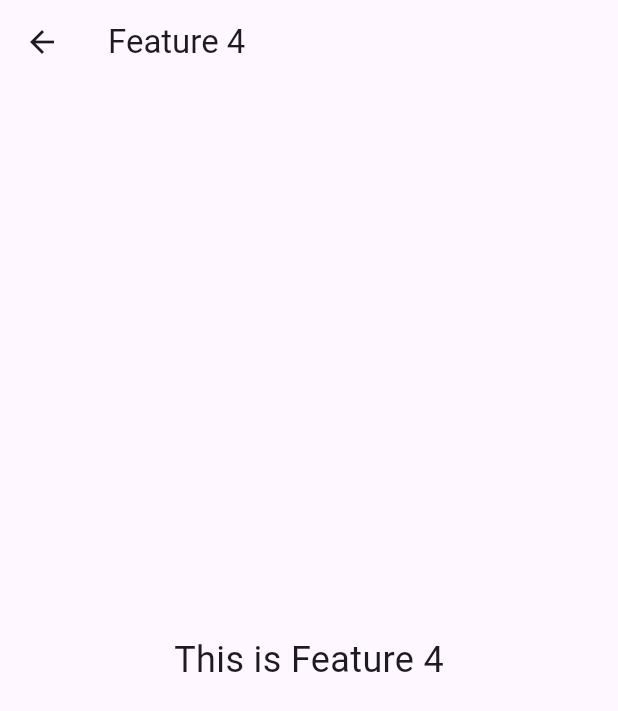
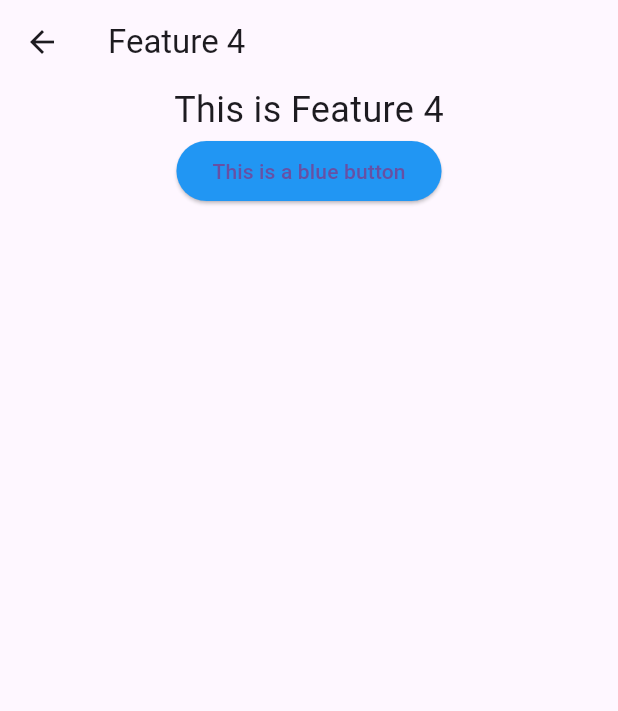
Before and after one commit to tjayada/dream_guard_training_app, a Flutter app: the Feature4Page screen opened by its route, on a phone screen of 412 x 824 dp. Shown: the top 711 px of the screen. Run offline on Flutter 3.47's test engine with Material 3 defaults, Android fonts, the light colour scheme and no system bars; our stand-ins replace introduction_screen.

Commit message:
added a blue button that does nothing

```diff
--- a/lib/pages/feature_4.dart
+++ b/lib/pages/feature_4.dart
@@ -9,10 +9,21 @@ class Feature4Page extends StatelessWidget {
       appBar: AppBar(
         title: const Text('Feature 4'),
       ),
-      body: const Center(
-        child: Text(
-          'This is Feature 4',
-          style: TextStyle(fontSize: 24),
+      body: Center(
+        child: Column(
+          children: [
+            const Text(
+              'This is Feature 4',
+              style: TextStyle(fontSize: 24),
+            ),
+            ElevatedButton(
+              style: ButtonStyle(
+                backgroundColor: MaterialStateProperty.all<Color>(Colors.blue),
+              ),
+              onPressed: () {},
+              child: const Text('This is a blue button'),
+            ),
+          ],
         ),
       ),
     );
```
